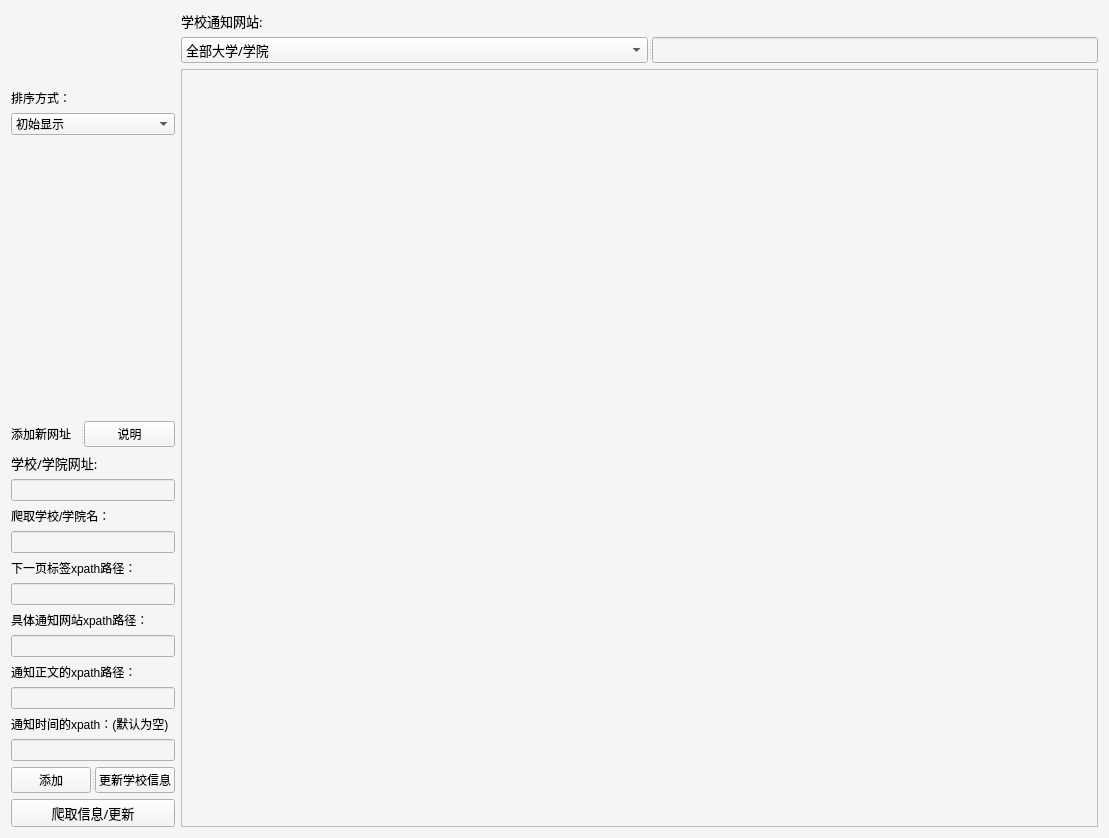
Above: armus1/interface1.ui from setrsw/armus before the change. Below: the same form after it.
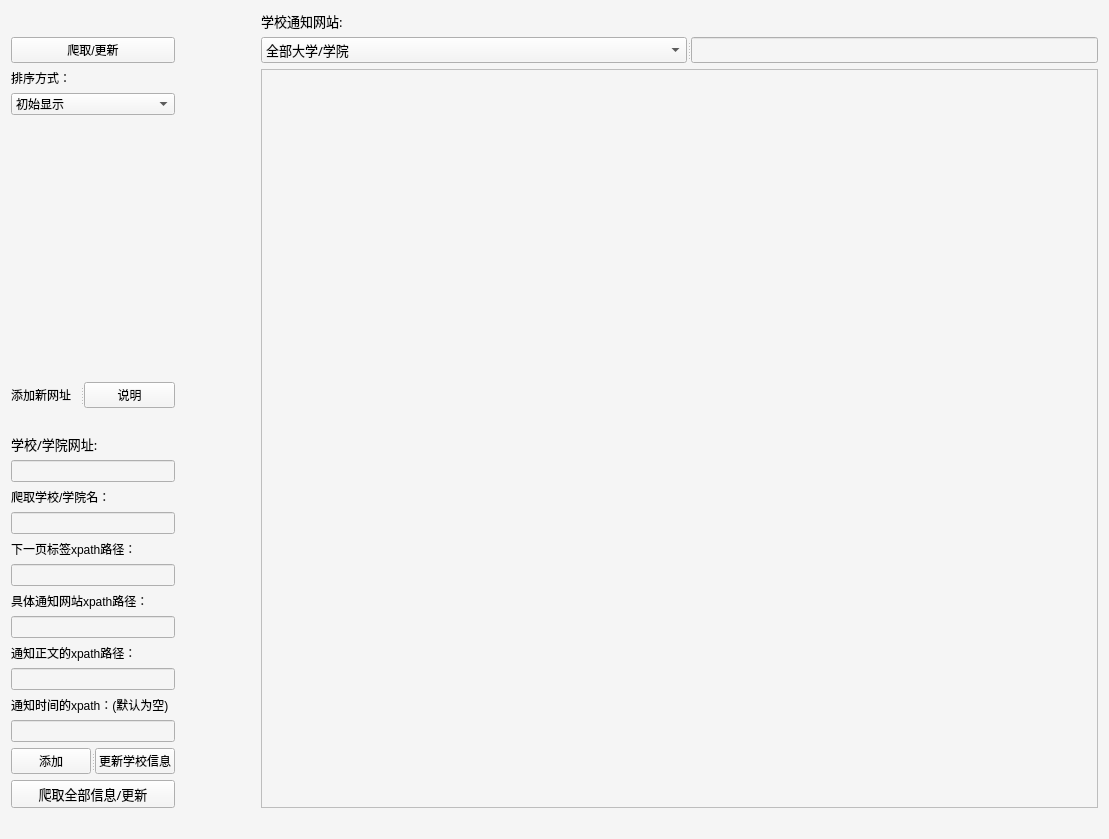
That is the form after the change.

Diff of the .ui file:
```diff
--- a/armus1/interface1.ui
+++ b/armus1/interface1.ui
@@ -7,7 +7,7 @@
     <x>0</x>
     <y>0</y>
     <width>1109</width>
-    <height>838</height>
+    <height>839</height>
    </rect>
   </property>
   <property name="windowTitle">
@@ -21,27 +21,61 @@
    <property name="sizeConstraint">
     <enum>QLayout::SetNoConstraint</enum>
    </property>
+   <item row="2" column="3">
+    <spacer name="verticalSpacer_3">
+     <property name="orientation">
+      <enum>Qt::Vertical</enum>
+     </property>
+     <property name="sizeHint" stdset="0">
+      <size>
+       <width>20</width>
+       <height>40</height>
+      </size>
+     </property>
+    </spacer>
+   </item>
+   <item row="1" column="5">
+    <widget class="QSplitter" name="splitter">
+     <property name="orientation">
+      <enum>Qt::Horizontal</enum>
+     </property>
+     <widget class="QComboBox" name="comboBox_2">
+      <property name="font">
+       <font>
+        <family>微软雅黑</family>
+        <pointsize>10</pointsize>
+       </font>
+      </property>
+      <item>
+       <property name="text">
+        <string>全部大学/学院</string>
+       </property>
+      </item>
+     </widget>
+     <widget class="QLineEdit" name="lineEdit_6"/>
+    </widget>
+   </item>
    <item row="2" column="0">
     <widget class="QSplitter" name="splitter_4">
      <property name="orientation">
       <enum>Qt::Vertical</enum>
      </property>
-     <widget class="QWidget" name="">
+     <widget class="QWidget" name="layoutWidget">
       <layout class="QGridLayout" name="gridLayout">
-       <item row="2" column="0">
-        <spacer name="verticalSpacer">
-         <property name="orientation">
-          <enum>Qt::Vertical</enum>
+       <item row="5" column="0">
+        <widget class="QPushButton" name="pushButton_4">
+         <property name="font">
+          <font>
+           <family>微软雅黑</family>
+           <pointsize>10</pointsize>
+          </font>
          </property>
-         <property name="sizeHint" stdset="0">
-          <size>
-           <width>20</width>
-           <height>18</height>
-          </size>
+         <property name="text">
+          <string>爬取全部信息/更新</string>
          </property>
-        </spacer>
+        </widget>
        </item>
-       <item row="3" column="0">
+       <item row="4" column="0">
         <layout class="QVBoxLayout" name="verticalLayout_2">
          <item>
           <widget class="QSplitter" name="splitter_3">
@@ -66,6 +100,19 @@
            </widget>
           </widget>
          </item>
+         <item>
+          <spacer name="horizontalSpacer_7">
+           <property name="orientation">
+            <enum>Qt::Horizontal</enum>
+           </property>
+           <property name="sizeHint" stdset="0">
+            <size>
+             <width>40</width>
+             <height>20</height>
+            </size>
+           </property>
+          </spacer>
+         </item>
          <item>
           <layout class="QVBoxLayout" name="verticalLayout">
            <item>
@@ -180,33 +227,7 @@
          </item>
         </layout>
        </item>
-       <item row="4" column="0">
-        <widget class="QPushButton" name="pushButton_4">
-         <property name="font">
-          <font>
-           <family>微软雅黑</family>
-           <pointsize>10</pointsize>
-          </font>
-         </property>
-         <property name="text">
-          <string>爬取信息/更新</string>
-         </property>
-        </widget>
-       </item>
-       <item row="0" column="0">
-        <spacer name="horizontalSpacer_6">
-         <property name="orientation">
-          <enum>Qt::Horizontal</enum>
-         </property>
-         <property name="sizeHint" stdset="0">
-          <size>
-           <width>40</width>
-           <height>20</height>
-          </size>
-         </property>
-        </spacer>
-       </item>
-       <item row="1" column="0">
+       <item row="2" column="0">
         <layout class="QVBoxLayout" name="verticalLayout_3">
          <item>
           <widget class="QLabel" name="label">
@@ -241,13 +262,42 @@
            </item>
           </widget>
          </item>
+         <item>
+          <spacer name="verticalSpacer_5">
+           <property name="orientation">
+            <enum>Qt::Vertical</enum>
+           </property>
+           <property name="sizeHint" stdset="0">
+            <size>
+             <width>20</width>
+             <height>40</height>
+            </size>
+           </property>
+          </spacer>
+         </item>
         </layout>
        </item>
       </layout>
      </widget>
     </widget>
    </item>
-   <item row="0" column="1">
+   <item row="2" column="4">
+    <spacer name="verticalSpacer_4">
+     <property name="orientation">
+      <enum>Qt::Vertical</enum>
+     </property>
+     <property name="sizeHint" stdset="0">
+      <size>
+       <width>20</width>
+       <height>40</height>
+      </size>
+     </property>
+    </spacer>
+   </item>
+   <item row="2" column="5">
+    <widget class="QTableView" name="tableView"/>
+   </item>
+   <item row="0" column="5">
     <widget class="QLabel" name="label_9">
      <property name="font">
       <font>
@@ -260,29 +310,51 @@
      </property>
     </widget>
    </item>
-   <item row="1" column="1">
-    <widget class="QSplitter" name="splitter">
+   <item row="3" column="5">
+    <spacer name="horizontalSpacer_4">
      <property name="orientation">
       <enum>Qt::Horizontal</enum>
      </property>
-     <widget class="QComboBox" name="comboBox_2">
-      <property name="font">
-       <font>
-        <family>微软雅黑</family>
-        <pointsize>10</pointsize>
-       </font>
-      </property>
-      <item>
-       <property name="text">
-        <string>全部大学/学院</string>
-       </property>
-      </item>
-     </widget>
-     <widget class="QLineEdit" name="lineEdit_6"/>
-    </widget>
+     <property name="sizeHint" stdset="0">
+      <size>
+       <width>40</width>
+       <height>20</height>
+      </size>
+     </property>
+    </spacer>
    </item>
    <item row="2" column="1">
-    <widget class="QTableView" name="tableView"/>
+    <spacer name="verticalSpacer_2">
+     <property name="orientation">
+      <enum>Qt::Vertical</enum>
+     </property>
+     <property name="sizeHint" stdset="0">
+      <size>
+       <width>20</width>
+       <height>40</height>
+      </size>
+     </property>
+    </spacer>
+   </item>
+   <item row="1" column="0">
+    <widget class="QPushButton" name="pushButton_5">
+     <property name="text">
+      <string>爬取/更新</string>
+     </property>
+    </widget>
+   </item>
+   <item row="2" column="2">
+    <spacer name="verticalSpacer">
+     <property name="orientation">
+      <enum>Qt::Vertical</enum>
+     </property>
+     <property name="sizeHint" stdset="0">
+      <size>
+       <width>20</width>
+       <height>18</height>
+      </size>
+     </property>
+    </spacer>
    </item>
   </layout>
  </widget>
```
